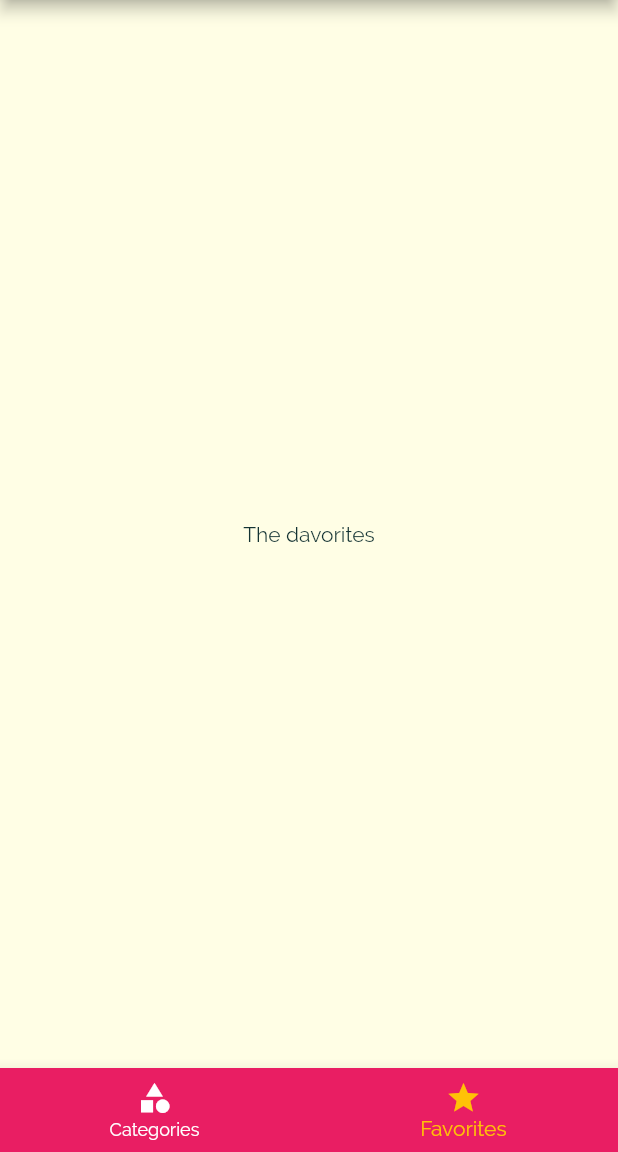
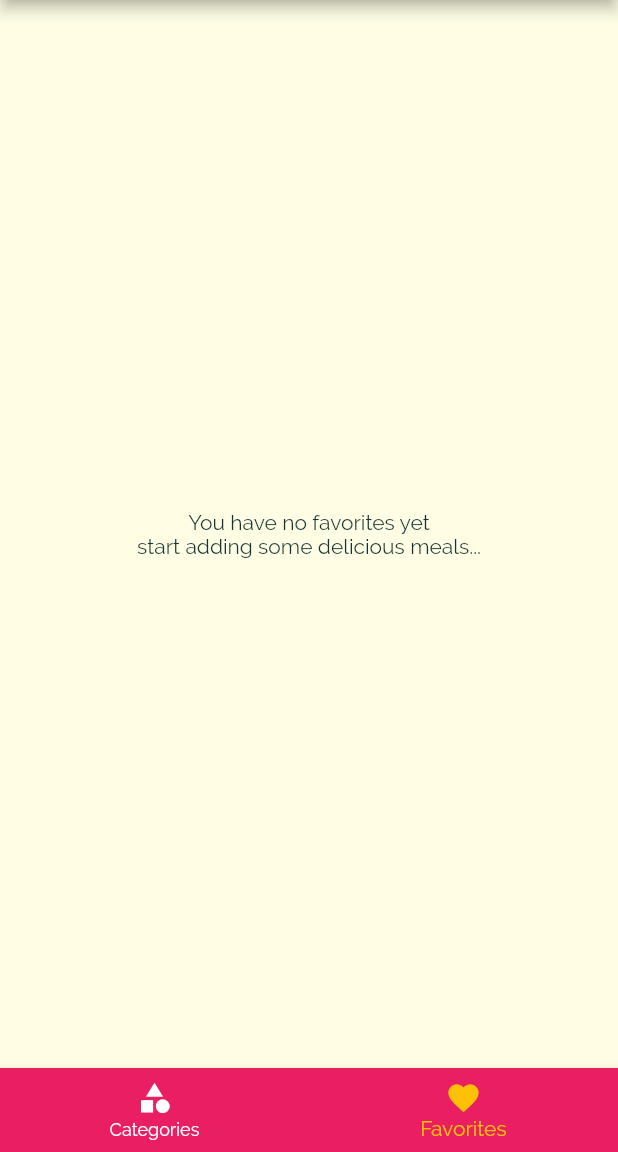
Before and after one commit to juliomsousa/deli-meals, a Flutter app: the screen it shows after launch, item 2 of the bottom bar chosen, on a phone screen of 412 x 824 dp, the part 84-1236 px from its top. Run offline on Flutter 3.47's test engine with Material 2 defaults, Android fonts, the phone set to English and light mode, and no system bars.

Commit message:
Add favorites feature

```diff
--- a/lib/main.dart
+++ b/lib/main.dart
@@ -25,6 +25,7 @@ class _MyAppState extends State<MyApp> {
   };
 
   List<Meal> _availableMeals = DUMMY_MEALS;
+  List<Meal> _favoriteMeals = [];
 
   void _setFilters(Map<String, bool> filterData) {
     setState(() {
@@ -46,6 +47,24 @@ class _MyAppState extends State<MyApp> {
         return true;
       }).toList();
     });
+  }
+
+  void _toggleFavorite(String mealId) {
+    final existingIndex =
+        _favoriteMeals.indexWhere((meal) => meal.id == mealId);
+    if (existingIndex >= 0) {
+      setState(() {
+        _favoriteMeals.removeAt(existingIndex);
+      });
+    } else {
+      setState(() {
+        _favoriteMeals.add(DUMMY_MEALS.firstWhere((meal) => meal.id == mealId));
+      });
+    }
+  }
+
+  bool _isMealFavorite(String id) {
+    return _favoriteMeals.any((meal) => meal.id == id);
   }
 
   @override
@@ -73,10 +92,10 @@ class _MyAppState extends State<MyApp> {
       // home: CategoriesScreen(),
       initialRoute: '/',
       routes: {
-        '/': (ctx) => TabsScreen(),
+        '/': (ctx) => TabsScreen(_favoriteMeals),
         CategoryMealsScreen.routeName: (ctx) =>
             CategoryMealsScreen(_availableMeals),
-        MealDetailScreen.routeName: (ctx) => MealDetailScreen(),
+        MealDetailScreen.routeName: (ctx) => MealDetailScreen(_toggleFavorite, _isMealFavorite),
         FiltersScreen.routeName: (ctx) => FiltersScreen(_filters, _setFilters),
       },
       onGenerateRoute: (settings) {
--- a/lib/screens/category_meals_screen.dart
+++ b/lib/screens/category_meals_screen.dart
@@ -62,7 +62,6 @@ class _CategoryMealsScreenState extends State<CategoryMealsScreen> {
             duration: displayedMeals[index].duration,
             complexity: displayedMeals[index].complexity,
             affordability: displayedMeals[index].affordability,
-            removeItem: _removeMeal,
           );
         },
         itemCount: displayedMeals.length,
--- a/lib/screens/favorites_screen.dart
+++ b/lib/screens/favorites_screen.dart
@@ -1,10 +1,35 @@
 import 'package:flutter/material.dart';
 
+import '../widgets/meal_item.dart';
+
+import '../models/meal.dart';
+
 class FavoritesScreen extends StatelessWidget {
+  final List<Meal> favoriteMeals;
+
+  FavoritesScreen(this.favoriteMeals);
+
   @override
   Widget build(BuildContext context) {
-    return Center(
-      child: Text('The davorites'),
-    );
+    if (favoriteMeals.isEmpty) {
+      return Center(
+        child: Text(
+            'You have no favorites yet\nstart adding some delicious meals...', textAlign: TextAlign.center,),
+      );
+    } else {
+      return ListView.builder(
+        itemBuilder: (ctx, index) {
+          return MealItem(
+            id: favoriteMeals[index].id,
+            title: favoriteMeals[index].title,
+            imageUrl: favoriteMeals[index].imageUrl,
+            duration: favoriteMeals[index].duration,
+            complexity: favoriteMeals[index].complexity,
+            affordability: favoriteMeals[index].affordability,
+          );
+        },
+        itemCount: favoriteMeals.length,
+      );
+    }
   }
 }
--- a/lib/screens/tabs_screen.dart
+++ b/lib/screens/tabs_screen.dart
@@ -4,17 +4,19 @@ import './categories_screen.dart';
 import './favorites_screen.dart';
 
 import '../widgets/main_drawer.dart';
+import '../models/meal.dart';
 
 class TabsScreen extends StatefulWidget {
+  final List<Meal> favoriteMeals;
+
+  TabsScreen(this.favoriteMeals);
+
   @override
   _TabsScreenState createState() => _TabsScreenState();
 }
 
 class _TabsScreenState extends State<TabsScreen> {
-  final List<Map<String, Object>> _pages = [
-    {'page': CategoriesScreen(), 'title': 'Categories'},
-    {'page': FavoritesScreen(), 'title': 'Favorites'},
-  ];
+  List<Map<String, Object>> _pages;
 
   int _selectedPageIndex = 0;
 
@@ -22,6 +24,21 @@ class _TabsScreenState extends State<TabsScreen> {
     setState(() {
       _selectedPageIndex = index;
     });
+  }
+
+  @override
+  void initState() {
+    _pages = [
+      {
+        'page': CategoriesScreen(),
+        'title': 'Categories',
+      },
+      {
+        'page': FavoritesScreen(widget.favoriteMeals),
+        'title': 'Favorites',
+      },
+    ];
+    super.initState();
   }
 
   @override
@@ -47,7 +64,7 @@ class _TabsScreenState extends State<TabsScreen> {
           ),
           BottomNavigationBarItem(
             // backgroundColor: Theme.of(context).primaryColor,
-            icon: Icon(Icons.star),
+            icon: Icon(Icons.favorite),
             title: Text('Favorites'),
           ),
         ],
--- a/lib/widgets/meal_item.dart
+++ b/lib/widgets/meal_item.dart
@@ -10,7 +10,6 @@ class MealItem extends StatelessWidget {
   final int duration;
   final Complexity complexity;
   final Affordability affordability;
-  final Function removeItem;
 
   MealItem({
     @required this.id,
@@ -19,7 +18,6 @@ class MealItem extends StatelessWidget {
     @required this.duration,
     @required this.complexity,
     @required this.affordability,
-    @required this.removeItem,
   });
 
   String get complexityText {
@@ -51,7 +49,9 @@ class MealItem extends StatelessWidget {
   void selectMeal(BuildContext context) {
     Navigator.of(context)
         .pushNamed(MealDetailScreen.routeName, arguments: id)
-        .then((result) => result != null ? removeItem(result) : null);
+        .then((result) {
+          // ...
+        });
   }
 
   @override
```
Also changed, not shown: lib/screens/meal_detail_screen.dart (+9 -2 lines).
